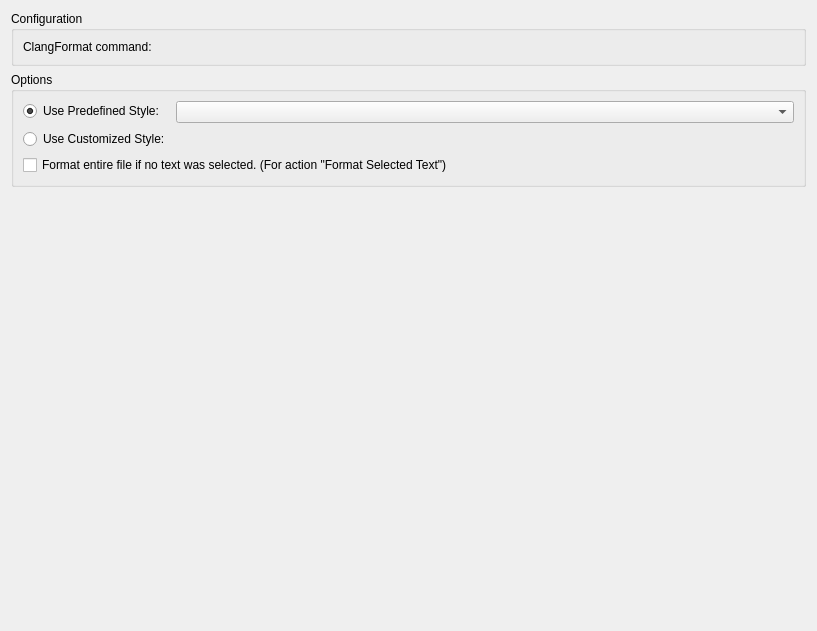
Above: src/plugins/beautifier/clangformat/clangformatoptionspage.ui from qt-creator/qt-creator before the change. Below: the same form after it.
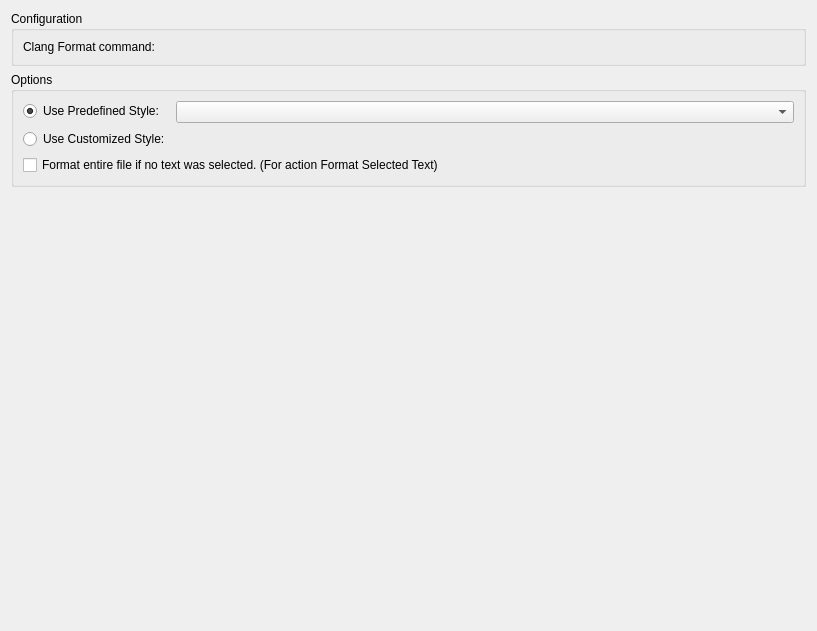
That is the form after the change. Custom widgets are drawn as their Qt base class.

Patch:
```diff
--- a/src/plugins/beautifier/clangformat/clangformatoptionspage.ui
+++ b/src/plugins/beautifier/clangformat/clangformatoptionspage.ui
@@ -23,7 +23,7 @@
       <item>
        <widget class="QLabel" name="commandLabel">
         <property name="text">
-         <string>ClangFormat command:</string>
+         <string>Clang Format command:</string>
         </property>
        </widget>
       </item>
@@ -74,7 +74,7 @@
       <item row="2" column="0" colspan="2">
        <widget class="QCheckBox" name="formatEntireFileFallback">
         <property name="text">
-         <string>Format entire file if no text was selected. (For action &quot;Format Selected Text&quot;)</string>
+         <string>Format entire file if no text was selected. (For action Format Selected Text)</string>
         </property>
        </widget>
       </item>
```
